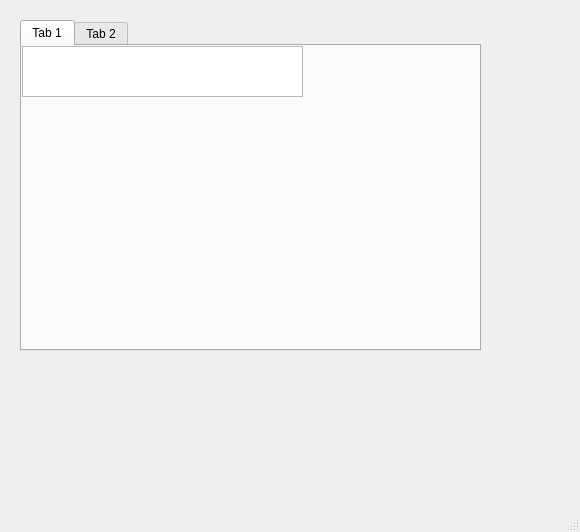
pezcode/mute8, file src/app/settingswindow.ui: the form before one commit.
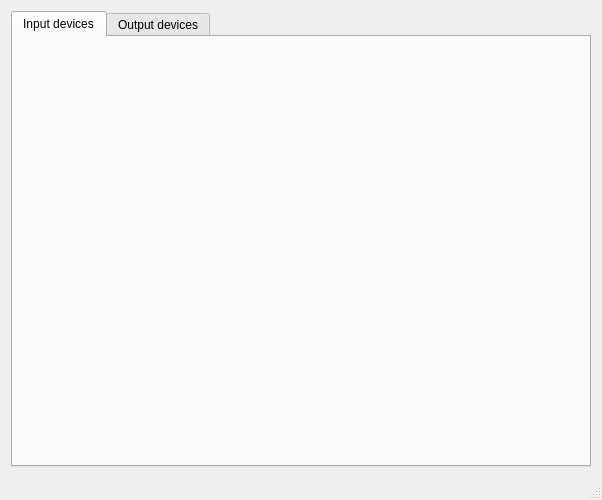
The form after the commit.

Commit message: implement simple audio device widget with level meter

Patch:
```diff
--- a/src/app/settingswindow.ui
+++ b/src/app/settingswindow.ui
@@ -6,44 +6,53 @@
    <rect>
     <x>0</x>
     <y>0</y>
-    <width>580</width>
-    <height>532</height>
+    <width>602</width>
+    <height>500</height>
    </rect>
   </property>
+  <property name="sizePolicy">
+   <sizepolicy hsizetype="Preferred" vsizetype="Preferred">
+    <horstretch>0</horstretch>
+    <verstretch>0</verstretch>
+   </sizepolicy>
+  </property>
   <property name="windowTitle">
    <string>SettingsWindow</string>
   </property>
   <widget class="QWidget" name="centralWidget">
-   <widget class="QTabWidget" name="tabWidget">
-    <property name="geometry">
-     <rect>
-      <x>20</x>
-      <y>20</y>
-      <width>461</width>
-      <height>331</height>
-     </rect>
-    </property>
-    <widget class="QWidget" name="tab">
-     <attribute name="title">
-      <string>Tab 1</string>
-     </attribute>
-     <widget class="QListWidget" name="listWidget">
-      <property name="geometry">
-       <rect>
-        <x>0</x>
-        <y>0</y>
-        <width>281</width>
-        <height>51</height>
-       </rect>
+   <property name="sizePolicy">
+    <sizepolicy hsizetype="Expanding" vsizetype="Expanding">
+     <horstretch>0</horstretch>
+     <verstretch>0</verstretch>
+    </sizepolicy>
+   </property>
+   <layout class="QGridLayout" name="gridLayout">
+    <item row="0" column="0">
+     <widget class="QTabWidget" name="tabWidget">
+      <property name="maximumSize">
+       <size>
+        <width>16777215</width>
+        <height>16777215</height>
+       </size>
       </property>
+      <property name="currentIndex">
+       <number>0</number>
+      </property>
+      <widget class="QWidget" name="tab_input">
+       <attribute name="title">
+        <string>Input devices</string>
+       </attribute>
+       <layout class="QVBoxLayout" name="verticalLayout"/>
+      </widget>
+      <widget class="QWidget" name="tab_output">
+       <attribute name="title">
+        <string>Output devices</string>
+       </attribute>
+       <layout class="QVBoxLayout" name="verticalLayout_2"/>
+      </widget>
      </widget>
-    </widget>
-    <widget class="QWidget" name="tab_2">
-     <attribute name="title">
-      <string>Tab 2</string>
-     </attribute>
-    </widget>
-   </widget>
+    </item>
+   </layout>
   </widget>
   <widget class="QMenuBar" name="menuBar">
    <property name="geometry">
@@ -55,7 +64,14 @@
     </rect>
    </property>
   </widget>
-  <widget class="QStatusBar" name="statusBar"/>
+  <widget class="QStatusBar" name="statusBar">
+   <property name="sizePolicy">
+    <sizepolicy hsizetype="Preferred" vsizetype="Preferred">
+     <horstretch>0</horstretch>
+     <verstretch>0</verstretch>
+    </sizepolicy>
+   </property>
+  </widget>
  </widget>
  <layoutdefault spacing="6" margin="11"/>
  <resources/>
```
Left out of the diff: 2 changed lines with no effect on the pictures. The commit also changes 7 other files.
